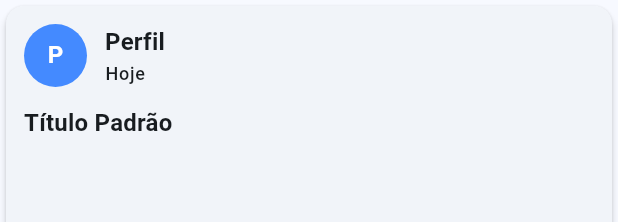
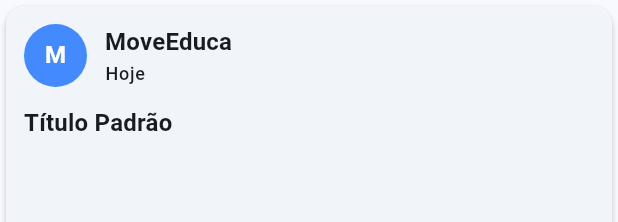
Before and after one commit to mdsreq-fga-unb/REQ-2026.1-T01-DoaNet, a Flutter app: the FeedItemCard widget shown alone on an empty page, opened directly, on a phone screen of 412 x 824 dp. Shown: the top 222 px of the screen. Run offline on Flutter 3.47's test engine with Material 3 defaults, Android fonts, the phone set to English and light mode, and no system bars; our stand-ins replace flutter_svg; network calls fail.

Commit message:
titulo do perfil

```diff
--- a/frontend/lib/widgets/feed_item_card.dart
+++ b/frontend/lib/widgets/feed_item_card.dart
@@ -6,7 +6,7 @@ class FeedItemCard extends StatefulWidget {
     super.key,
     this.title = 'Título Padrão',
     this.description = '',
-    this.profileName = 'Perfil',
+    this.profileName = 'MoveEduca',
     this.profileImageUrl,
     this.date = 'Hoje',
     this.imageUrl,
```
